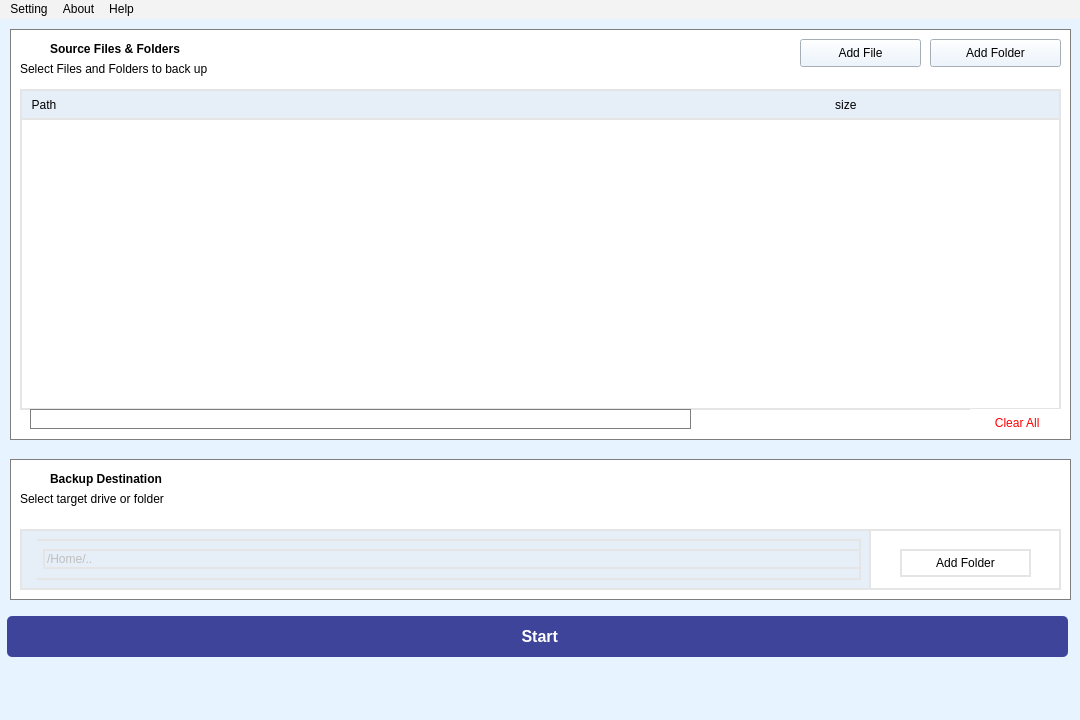
Before: the Qt Designer form ui/base1.ui in ArturoVillela/opensource_backupfiles, drawn with Qt 5.
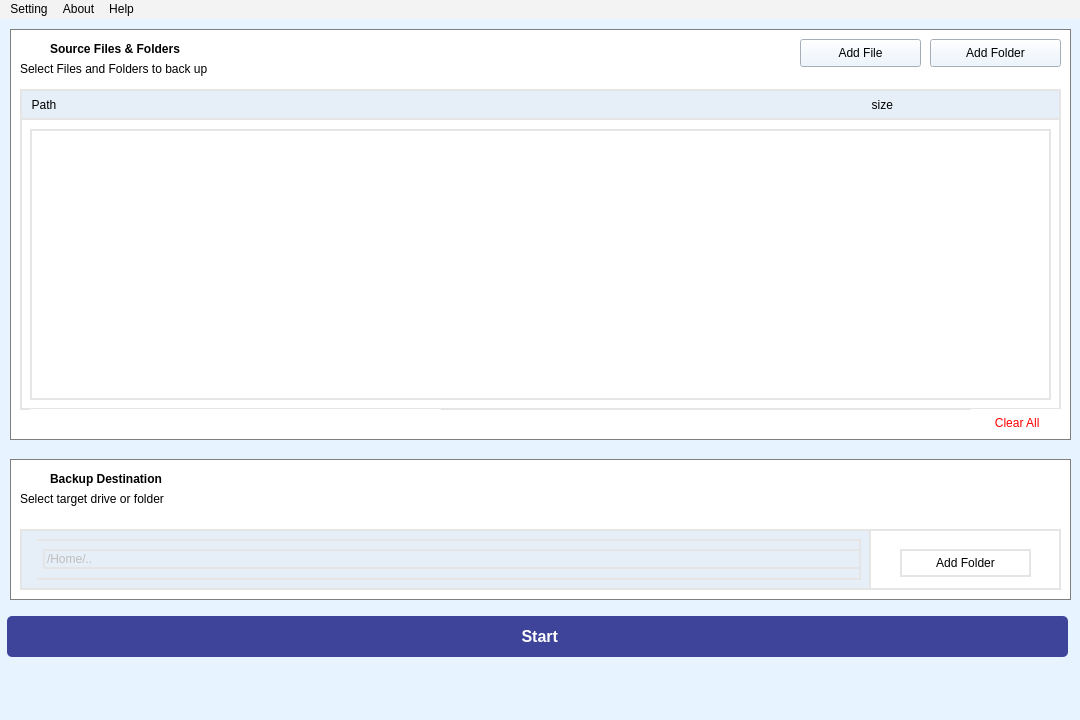
After: the same form once the commit is applied. Icons and pictures are not drawn.

The edit to the form file:
```diff
--- a/ui/base1.ui
+++ b/ui/base1.ui
@@ -180,46 +180,19 @@
        <string notr="true">background-color: rgb(230, 239, 247);</string>
       </property>
       <property name="text">
-       <string>  Path                                                                                                                                                                                                                                          size</string>
+       <string>  Path                                                                                                                                                                                                                                                     size</string>
       </property>
      </widget>
-     <widget class="QScrollArea" name="scrollToSave_2">
+     <widget class="QWidget" name="verticalLayoutWidget_2">
       <property name="geometry">
        <rect>
-        <x>40</x>
+        <x>10</x>
         <y>40</y>
-        <width>981</width>
+        <width>1021</width>
         <height>271</height>
        </rect>
       </property>
-      <property name="styleSheet">
-       <string notr="true">    border: 0px solid gray; 
-</string>
-      </property>
-      <property name="widgetResizable">
-       <bool>true</bool>
-      </property>
-      <widget class="QWidget" name="scrollAreaWidgetContents_4">
-       <property name="geometry">
-        <rect>
-         <x>0</x>
-         <y>0</y>
-         <width>981</width>
-         <height>271</height>
-        </rect>
-       </property>
-       <widget class="QWidget" name="verticalLayoutWidget_2">
-        <property name="geometry">
-         <rect>
-          <x>-40</x>
-          <y>-10</y>
-          <width>1061</width>
-          <height>281</height>
-         </rect>
-        </property>
-        <layout class="QVBoxLayout" name="vl_AddFilesToPath"/>
-       </widget>
-      </widget>
+      <layout class="QVBoxLayout" name="vl_AddFilesToPath"/>
      </widget>
     </widget>
     <widget class="QPushButton" name="btn_clear_all">
@@ -252,10 +225,15 @@
       <rect>
        <x>20</x>
        <y>380</y>
-       <width>661</width>
+       <width>411</width>
        <height>20</height>
       </rect>
      </property>
+     <property name="styleSheet">
+      <string notr="true">QLabel {
+    border: none;
+}</string>
+     </property>
      <property name="text">
       <string/>
      </property>
```
